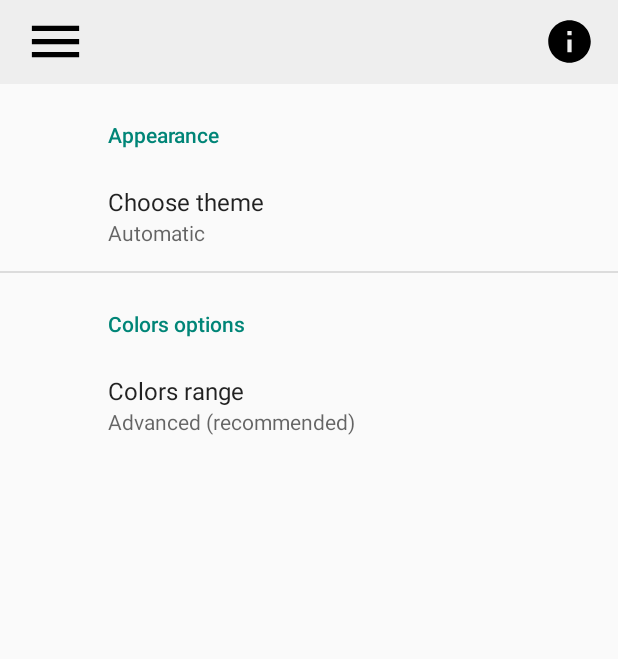
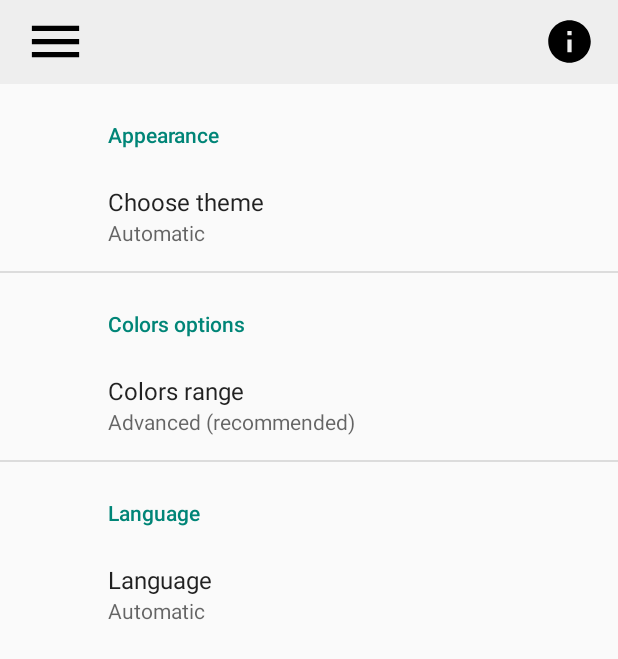
Before and after one commit to Pollot/Daltowacja, an Android app: the SettingsActivity screen opened directly, with no data from a screen before it, on a phone screen of 412 x 824 dp. Shown: the top 659 px of the screen. Run offline under Robolectric (Android 15) with nearby library versions, the phone set to English and light mode, and no system bars; our stand-ins replace androidx.preference.

Commit message:
Language selection setting added

```diff
--- a/app/src/main/res/values/arrays.xml
+++ b/app/src/main/res/values/arrays.xml
@@ -22,4 +22,18 @@
         <item>advanced</item>
         <item>basic</item>
     </string-array>
+
+    <!-- Language selection -->
+    <string-array name="language_options_entries">
+        <item>@string/auto</item>
+        <item>@string/polish</item>
+        <item>@string/english</item>
+    </string-array>
+
+    <string-array name="language_options_values">
+        <item>auto</item>
+        <item>pl</item>
+        <item>eng</item>
+    </string-array>
+
 </resources>
--- a/app/src/main/res/values/strings.xml
+++ b/app/src/main/res/values/strings.xml
@@ -43,4 +43,10 @@
     <string name="colors_mode">Colors range</string>
     <string name="colors_options">Colors options</string>
 
+    <!-- Language selection -->
+    <string name="language">Language</string>
+    <string name="language_options">Select language</string>
+    <string name="polish">Polish</string>
+    <string name="english">English</string>
+
 </resources>
--- a/app/src/main/res/xml/root_preferences.xml
+++ b/app/src/main/res/xml/root_preferences.xml
@@ -24,4 +24,16 @@
 
     </PreferenceCategory>
 
+    <PreferenceCategory app:title="@string/language">
+
+        <ListPreference
+            app:defaultValue="auto"
+            app:entries="@array/language_options_entries"
+            app:entryValues="@array/language_options_values"
+            app:key="language"
+            app:title="@string/language"
+            app:useSimpleSummaryProvider="true" />
+
+    </PreferenceCategory>
+
 </PreferenceScreen>
```
Also changed, not shown: 1 other file.
